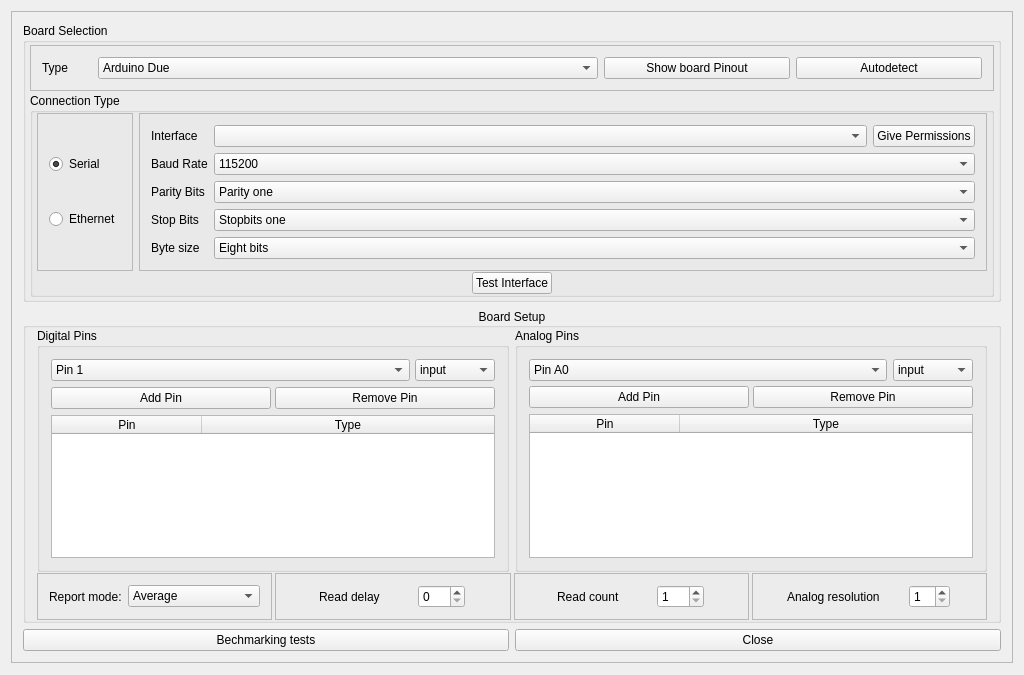
First picture: the form in MLC/GUI/Autogenerated/mlc_qtcreator/board_config_design.ui, repository MachineLearningControl/OpenMLC-Python, before the edit.
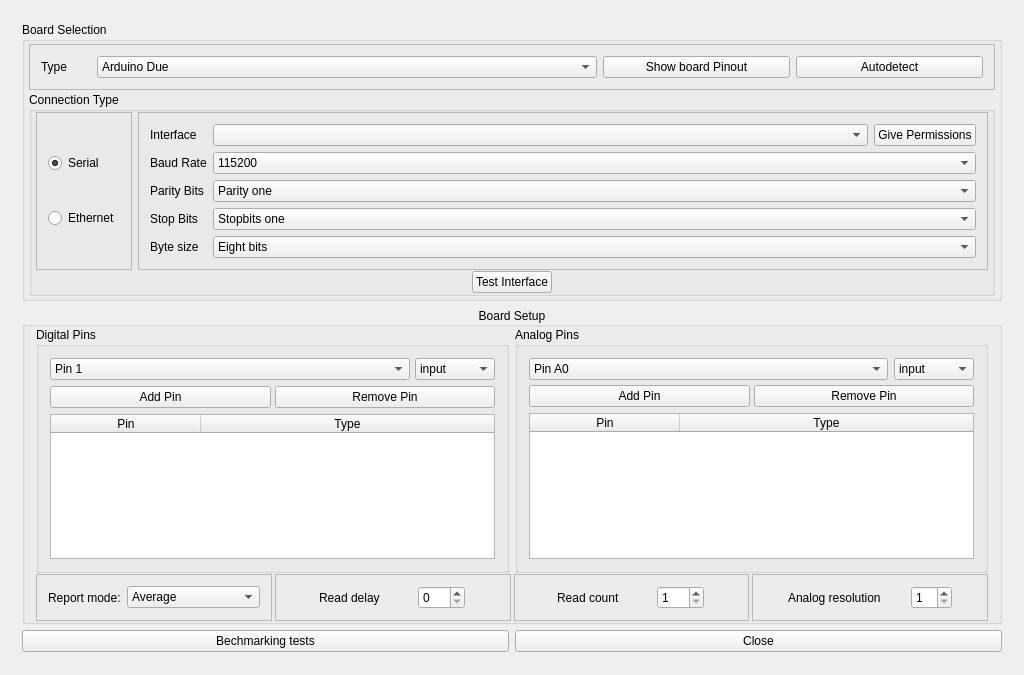
Second picture: the form after the edit.

Commit message:
Fix Edit buttons behaviour in Windows
* Removed QScrollArea Frames
* Refactor in MLCAboutDialog

The edit to the form file:
```diff
--- a/MLC/GUI/Autogenerated/mlc_qtcreator/board_config_design.ui
+++ b/MLC/GUI/Autogenerated/mlc_qtcreator/board_config_design.ui
@@ -26,6 +26,9 @@
     </property>
     <item>
      <widget class="QScrollArea" name="scrollArea">
+      <property name="frameShape">
+       <enum>QFrame::NoFrame</enum>
+      </property>
       <property name="widgetResizable">
        <bool>true</bool>
       </property>
@@ -34,8 +37,8 @@
         <rect>
          <x>0</x>
          <y>0</y>
-         <width>1004</width>
-         <height>652</height>
+         <width>1006</width>
+         <height>654</height>
         </rect>
        </property>
        <layout class="QGridLayout" name="gridLayout_2">
```
Left out of the diff: 1 changed line with no effect on the pictures. The commit also changes 7 other files.
